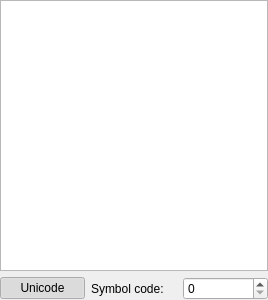
First picture: the form in UI/SymbolsWidget.ui, repository testmana2/test, before the edit.
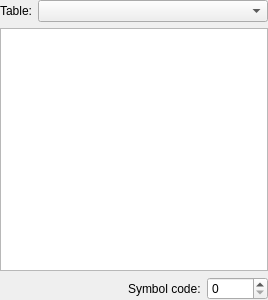
Second picture: the form after the edit.

Commit message: Changed the symbol table to just show characters of a selectable character table.

```diff
--- a/UI/SymbolsWidget.ui
+++ b/UI/SymbolsWidget.ui
@@ -13,11 +13,35 @@
   <property name="windowTitle">
    <string>Symbols</string>
   </property>
-  <layout class="QGridLayout" name="gridLayout">
+  <layout class="QVBoxLayout" name="verticalLayout">
    <property name="margin">
     <number>0</number>
    </property>
-   <item row="0" column="0" colspan="3">
+   <item>
+    <layout class="QHBoxLayout" name="horizontalLayout">
+     <item>
+      <widget class="QLabel" name="label_2">
+       <property name="text">
+        <string>Table:</string>
+       </property>
+      </widget>
+     </item>
+     <item>
+      <widget class="QComboBox" name="tableCombo">
+       <property name="sizePolicy">
+        <sizepolicy hsizetype="Expanding" vsizetype="Fixed">
+         <horstretch>0</horstretch>
+         <verstretch>0</verstretch>
+        </sizepolicy>
+       </property>
+       <property name="toolTip">
+        <string>Select the table to be shown</string>
+       </property>
+      </widget>
+     </item>
+    </layout>
+   </item>
+   <item>
     <widget class="QTableView" name="symbolsTable">
      <property name="alternatingRowColors">
       <bool>true</bool>
@@ -42,30 +66,29 @@
      </attribute>
     </widget>
    </item>
-   <item row="1" column="0">
-    <widget class="QPushButton" name="unicodeButton">
-     <property name="toolTip">
-      <string>Press to switch to unicode mode</string>
-     </property>
-     <property name="text">
-      <string>Unicode</string>
-     </property>
-     <property name="checkable">
-      <bool>true</bool>
-     </property>
-     <property name="checked">
-      <bool>true</bool>
-     </property>
-    </widget>
-   </item>
-   <item row="1" column="1">
+   <item>
+    <layout class="QHBoxLayout" name="horizontalLayout_2">
+     <item>
+      <spacer name="horizontalSpacer">
+       <property name="orientation">
+        <enum>Qt::Horizontal</enum>
+       </property>
+       <property name="sizeHint" stdset="0">
+        <size>
+         <width>120</width>
+         <height>20</height>
+        </size>
+       </property>
+      </spacer>
+     </item>
+     <item>
     <widget class="QLabel" name="label">
      <property name="text">
       <string>Symbol code:</string>
      </property>
     </widget>
    </item>
-   <item row="1" column="2">
+     <item>
     <widget class="QSpinBox" name="symbolSpinBox">
      <property name="toolTip">
       <string>Enter the symbol code</string>
@@ -79,6 +102,8 @@
     </widget>
    </item>
   </layout>
+   </item>
+  </layout>
  </widget>
  <resources/>
  <connections/>
```
Left out of the diff: 5 changed lines with no effect on the pictures. Lines whose indentation alone changed are shown as unchanged. The commit also changes 10 other files.
